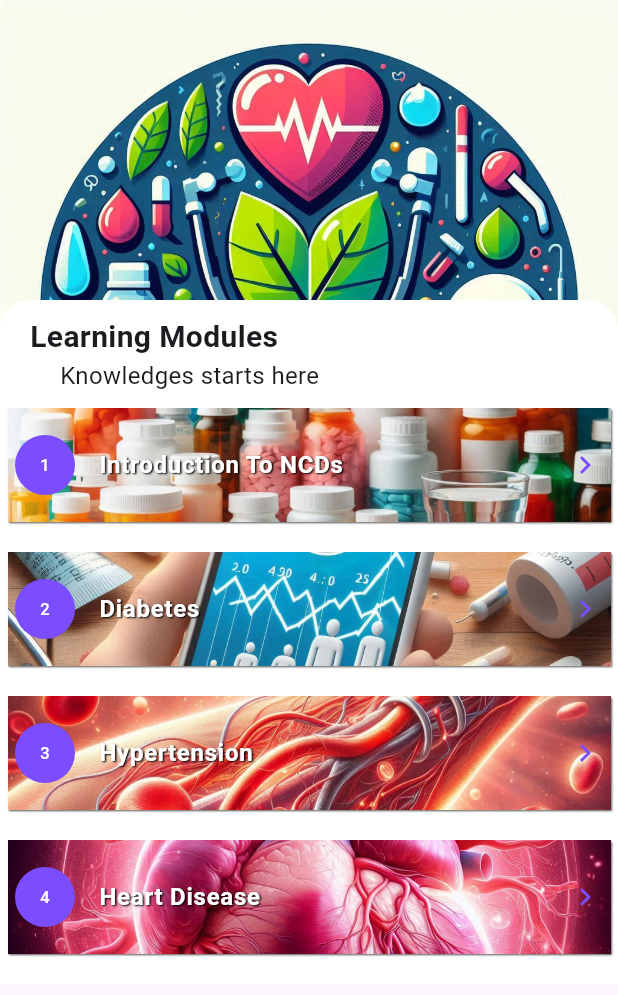
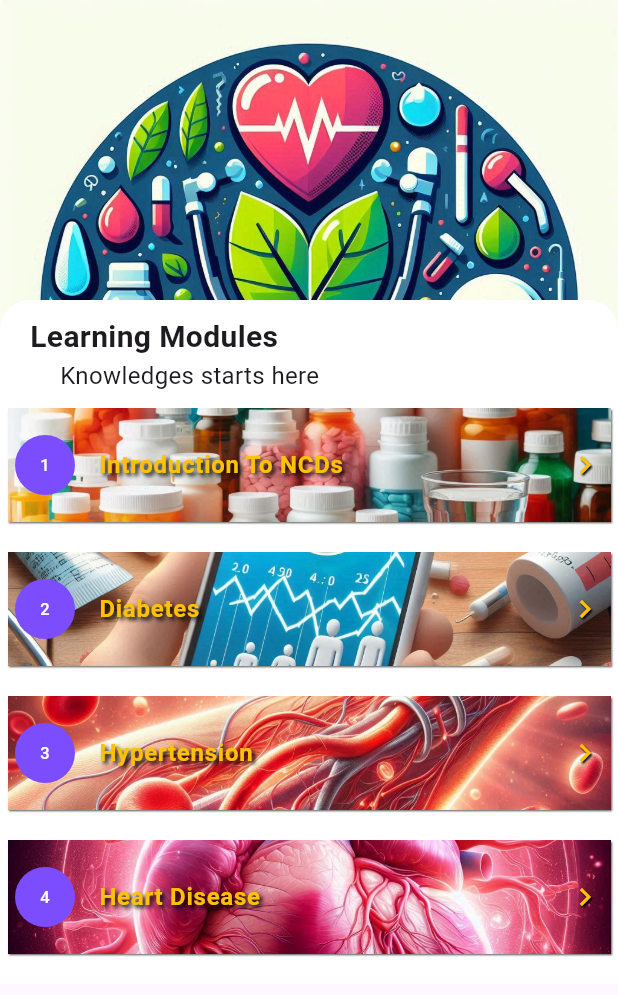
Before and after one commit to JEDIWONG/Flutter-Mobile-App-HealthMatrix, a Flutter app: the AppLayout screen opened by its route, item 2 of the bottom bar chosen, after a tap on "Knowledge", on a phone screen of 412 x 824 dp. Shown: the top 995 px of the screen. Run offline on Flutter 3.47's test engine with Material 3 defaults, Android fonts, the phone set to English and light mode, and no system bars; our stand-ins replace numberpicker, pedometer, percent_indicator, permission_handler, smooth_page_indicator, syncfusion_flutter_gauges.

Commit message:
updates and  fixes

```diff
--- a/lib/component/exercise.dart
+++ b/lib/component/exercise.dart
@@ -78,7 +78,7 @@ class Exercise extends StatelessWidget{
                       ),
                     ],
                   ),
-                  SizedBox(width: 10,),
+                  const SizedBox(width: 10,),
                   Column(
                     children: [
                       CircularPercentIndicator(
--- a/lib/component/hydration.dart
+++ b/lib/component/hydration.dart
@@ -92,7 +92,7 @@ class Hydration extends StatelessWidget{
                   ],
                 )
             ],),
-            SizedBox(height: 20,),
+            const SizedBox(height: 20,),
             Row(
               mainAxisAlignment: MainAxisAlignment.center,
               children: [
--- a/lib/component/layout.dart
+++ b/lib/component/layout.dart
@@ -65,7 +65,7 @@ class _AppLayoutState extends State<AppLayout> {
 
         leading: const Text(""),
 
-        title: Logo(),
+        title: const Logo(),
         actions: [
           IconButton(
             icon: const Icon(Icons.notifications),
--- a/lib/component/learning_tile.dart
+++ b/lib/component/learning_tile.dart
@@ -1,5 +1,6 @@
 
 import 'package:flutter/material.dart';
+import 'package:health_matrix/screen/chapter.dart';
 
 class LearningTile extends StatelessWidget{
   const LearningTile({
@@ -7,15 +8,21 @@ class LearningTile extends StatelessWidget{
     required this.step,
     required this.title,
     required this.imgUrl,
+    required this.content,
   });
 
   final String step;
   final String title;
   final String imgUrl;
+  final List <String> content;
 
   @override
   Widget build(BuildContext context) {
-    return Container(
+    return InkWell(
+      onTap: () {
+        Navigator.push(context, MaterialPageRoute(builder: (context)=>Chapter(imgUrl: imgUrl, title: title, content: content)));
+      },
+      child: Container(
         margin: const EdgeInsets.symmetric(vertical: 10,horizontal: 5),
         decoration:  BoxDecoration(
           color: Colors.white,
@@ -34,8 +41,8 @@ class LearningTile extends StatelessWidget{
 
           contentPadding: const EdgeInsets.symmetric(vertical: 10,horizontal: 5),
           tileColor: Colors.white,
-        textColor: Colors.white,
-        iconColor: Colors.deepPurpleAccent,
+          textColor: Colors.amber,
+          iconColor: Colors.amber,
           leading: Container(
             width: 40,
             height: 40,
@@ -58,11 +65,16 @@ class LearningTile extends StatelessWidget{
             style: const TextStyle(
               fontWeight: FontWeight.bold,
               shadows: [
-              Shadow(color: Colors.black,offset: Offset(1, 1),blurRadius: 1)
+                Shadow(
+                  color: Colors.black,
+                  offset: Offset(2, 2),
+                  blurRadius: 3
+                )
               ]
             ),
           ),
-        trailing: const Icon(Icons.navigate_next),
+          trailing: const Icon(Icons.navigate_next,shadows: [Shadow(offset: Offset(1, 1),blurRadius: 1, color: Colors.black)],),
+        ),
       ),
     );
   }
--- a/lib/component/logo.dart
+++ b/lib/component/logo.dart
@@ -1,10 +1,12 @@
 import 'package:flutter/material.dart';
 
 class Logo extends StatelessWidget{
+  const Logo({super.key});
+
   @override
   Widget build(BuildContext context) {
     return Container(
-      margin: EdgeInsets.only(left: 60),
+      margin: const EdgeInsets.only(left: 60),
       width: 100,
       height: 80,
       decoration: const BoxDecoration(
--- a/lib/component/percent_indicator.dart
+++ b/lib/component/percent_indicator.dart
@@ -13,7 +13,7 @@ class SimpleStepIndicator extends StatelessWidget {
 
   @override
   Widget build(BuildContext context) {
-    // TODO: implement build
+
     return Center(
       child: SizedBox(
         width: width,
--- a/lib/model/data.dart
+++ b/lib/model/data.dart
@@ -1,6 +1,7 @@
 import 'package:health_matrix/model/guide.dart';
 import 'package:health_matrix/model/user_steps.dart';
 import 'package:health_matrix/model/user_water.dart';
+import 'package:health_matrix/model/chapter.dart';
 
 
 class AppData {
@@ -53,4 +54,64 @@ class AppData {
       ],
     ),
   ];
+
+  static List<Chapter> chapterData = [
+    Chapter(
+      index: '1',
+      title: "Introduction To NCDs",
+      imgUrl: "assets/images/learning/learn_01.png",
+      content: [
+        "Non-communicable diseases (NCDs) are not passed from person to person.",
+        "Common NCDs include heart disease, cancer, diabetes, and chronic respiratory diseases.",
+        "NCDs are responsible for 71% of all global deaths annually.",
+        "Unhealthy lifestyles, such as poor diet, physical inactivity, and smoking, increase NCD risk.",
+        "NCDs often develop over time and are mainly preventable through lifestyle changes.",
+        "Low- and middle-income countries bear the highest burden of NCDs."
+      ],
+    ),
+
+    Chapter(
+      index: '2',
+      title: "Diabetes",
+      imgUrl: "assets/images/learning/learn_02.png",
+      content: [
+        "Diabetes is a chronic condition that affects the way the body processes blood sugar.",
+        "There are three main types of diabetes: Type 1, Type 2, and gestational diabetes.",
+        "Type 2 diabetes is the most common form, often associated with obesity and lifestyle.",
+        "Diabetes can lead to serious health issues like heart disease, kidney failure, and vision loss.",
+        "Managing diabetes involves diet, exercise, medication, and regular monitoring of blood sugar levels.",
+        "Around 1 in 10 adults worldwide suffer from diabetes, and rates are increasing."
+      ],
+    ),
+
+    Chapter(
+      index: '3',
+      title: "Hypertension",
+      imgUrl: "assets/images/learning/learn_03.png",
+      content: [
+        "Hypertension, or high blood pressure, is a condition where blood pressure in the arteries is elevated.",
+        "Often called a 'silent killer,' it can lead to heart disease, stroke, and kidney damage.",
+        "Risk factors for hypertension include obesity, high salt intake, and physical inactivity.",
+        "Regular monitoring and lifestyle changes are essential for managing high blood pressure.",
+        "Hypertension affects more than a billion people globally.",
+        "Medication, reduced salt intake, and exercise can help control blood pressure levels."
+      ],
+    ),
+
+    Chapter(
+      index: '4',
+      title: "Heart Disease",
+      imgUrl: "assets/images/learning/learn_04.png",
+      content: [
+        "Heart disease is a broad term for various heart-related conditions, including coronary artery disease.",
+        "It is the leading cause of death worldwide, responsible for millions of deaths each year.",
+        "Risk factors include smoking, high cholesterol, diabetes, and sedentary lifestyle.",
+        "Symptoms can include chest pain, shortness of breath, and fatigue, but some cases are asymptomatic.",
+        "Preventing heart disease involves a healthy diet, regular exercise, and not smoking.",
+        "Regular check-ups and managing risk factors are crucial for heart health."
+      ],
+    ),
+
+
+  ];
 }
--- a/lib/model/guide.dart
+++ b/lib/model/guide.dart
@@ -4,5 +4,6 @@ class Guide {
   String title;
   String imgUrl;
   int totalSteps;
-  var procedure;
+
+  List <Map<String,String>> procedure;
 }
--- a/lib/screen/learning.dart
+++ b/lib/screen/learning.dart
@@ -1,6 +1,7 @@
 import 'package:flutter/material.dart';
 import 'package:health_matrix/component/learning_tile.dart';
 import 'package:health_matrix/component/text_tittle.dart';
+import 'package:health_matrix/model/data.dart';
 
 class Learning extends StatelessWidget{
   const Learning({super.key});
@@ -27,13 +28,16 @@ class Learning extends StatelessWidget{
               color: Colors.white,
             ),
 
-            child:  const Column(
+            child:   Column(
               children: [
-                TextTittleLeft(title: "Learning Modules", desc: "Knowledges starts here"),
-                LearningTile(step: "1", title: "Introduction To NCDs", imgUrl: "assets/images/learning/learn_01.png",),
-                LearningTile(step: "2", title: "Diabetes", imgUrl: "assets/images/learning/learn_02.png",),
-                LearningTile(step: "3", title: "Hypertension", imgUrl: "assets/images/learning/learn_03.png",),
-                LearningTile(step: "4", title: "Heart Disease", imgUrl: "assets/images/learning/learn_04.png",),
+                const TextTittleLeft(title: "Learning Modules", desc: "Knowledges starts here"),
+                Column(
+                  children:
+                  AppData.chapterData.map((e){
+
+                    return LearningTile(step: e.index, title: e.title, imgUrl: e.imgUrl, content: e.content);
+                  }).toList(),
+                )
               ],
             ),
           )
```
Also changed, not shown: lib/model/chapter.dart (added, +9 -0 lines), lib/screen/chapter.dart (added, +55 -0 lines). Lines whose indentation alone changed are shown as unchanged.
